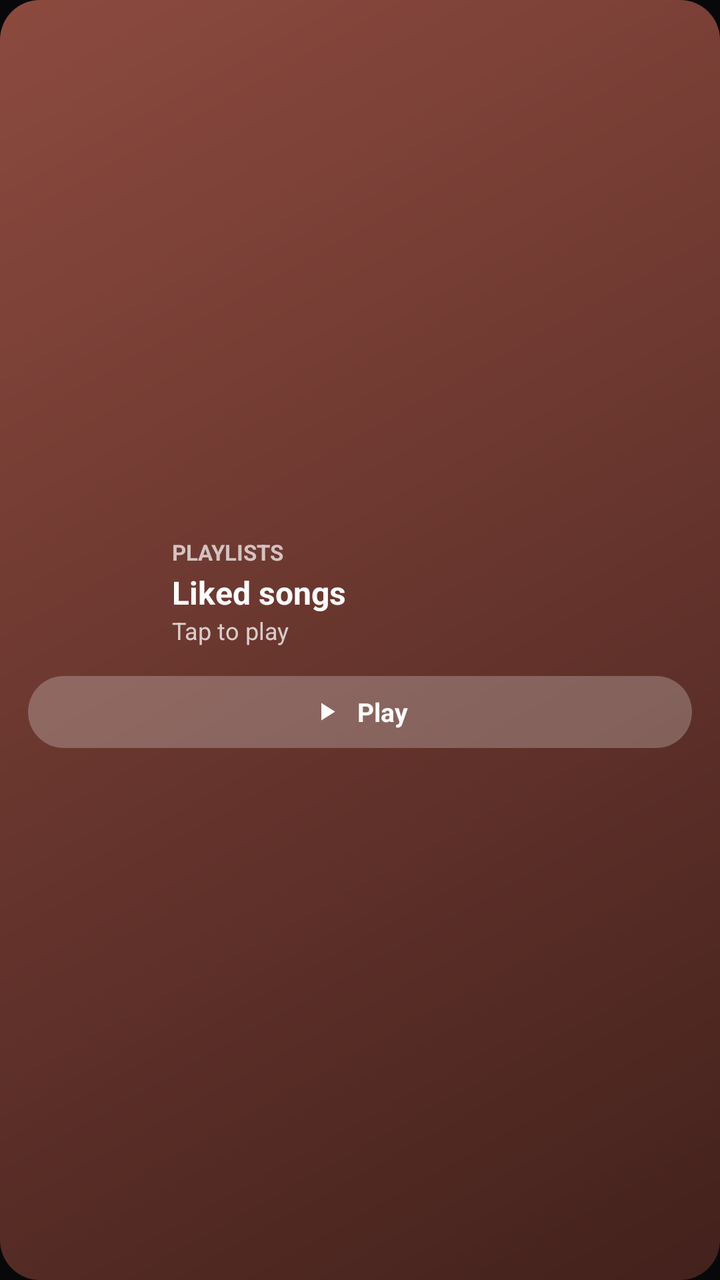
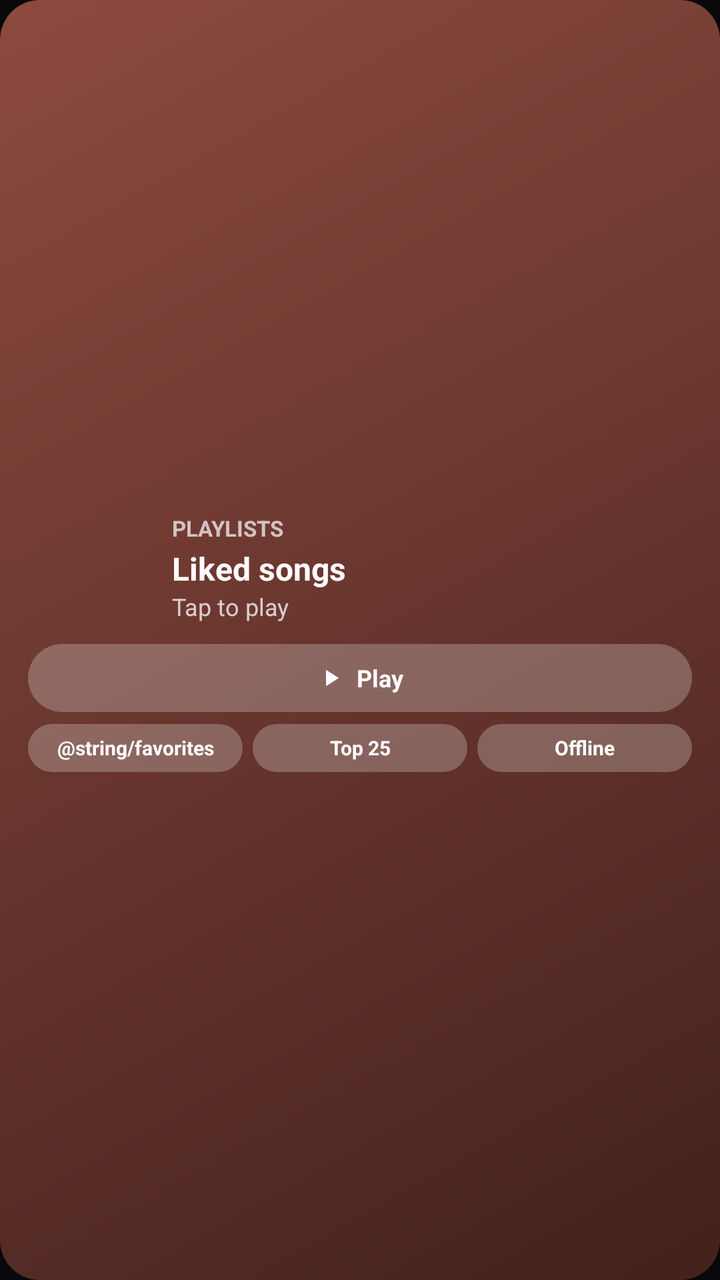

Before-and-after screenshots of an Android layout around one commit, followed by the original layout XML and the change that was made.
<!-- AndroidManifest.xml: application theme Theme.PulseWave -->
<!-- res/layout/widget_playlist.xml -->
<?xml version="1.0" encoding="utf-8"?>
<FrameLayout xmlns:android="http://schemas.android.com/apk/res/android"
    android:id="@android:id/background"
    android:layout_width="match_parent"
    android:layout_height="match_parent"
    android:theme="@style/Theme.Widget.PulseWave">

    <ImageView
        android:id="@+id/widget_playlist_bg"
        android:layout_width="match_parent"
        android:layout_height="match_parent"
        android:scaleType="fitXY"
        android:src="@drawable/widget_card_preview"
        android:contentDescription="@null" />

    <LinearLayout
        android:layout_width="match_parent"
        android:layout_height="match_parent"
        android:orientation="vertical"
        android:padding="14dp"
        android:gravity="center_vertical">

        <LinearLayout
            android:layout_width="match_parent"
            android:layout_height="wrap_content"
            android:orientation="horizontal"
            android:gravity="center_vertical">

            <ImageView
                android:id="@+id/widget_playlist_art"
                android:layout_width="60dp"
                android:layout_height="60dp"
                android:scaleType="centerCrop"
                android:src="@mipmap/ic_launcher"
                android:contentDescription="@string/filter_playlists" />

            <LinearLayout
                android:layout_width="0dp"
                android:layout_height="wrap_content"
                android:layout_weight="1"
                android:layout_marginStart="12dp"
                android:orientation="vertical">

                <TextView
                    android:id="@+id/widget_playlist_label"
                    android:layout_width="wrap_content"
                    android:layout_height="wrap_content"
                    android:text="@string/filter_playlists"
                    android:textSize="11sp"
                    android:textStyle="bold"
                    android:textAllCaps="true"
                    android:alpha="0.7"
                    android:textColor="@color/widget_on_card" />

                <TextView
                    android:id="@+id/widget_playlist_title"
                    android:layout_width="match_parent"
                    android:layout_height="wrap_content"
                    android:layout_marginTop="2dp"
                    android:text="@string/liked_songs"
                    android:textSize="16sp"
                    android:textStyle="bold"
                    android:textColor="@color/widget_on_card"
                    android:maxLines="1"
                    android:ellipsize="end" />

                <TextView
                    android:id="@+id/widget_playlist_subtitle"
                    android:layout_width="match_parent"
                    android:layout_height="wrap_content"
                    android:text="Tap to play"
                    android:textSize="12sp"
                    android:alpha="0.75"
                    android:textColor="@color/widget_on_card"
                    android:maxLines="1"
                    android:ellipsize="end" />
            </LinearLayout>
        </LinearLayout>

        
        <LinearLayout
            android:id="@+id/widget_playlist_play_container"
            android:layout_width="match_parent"
            android:layout_height="36dp"
            android:layout_marginTop="12dp"
            android:orientation="horizontal"
            android:gravity="center"
            android:background="@drawable/widget_pill_scrim_light">

            <ImageView
                android:id="@+id/widget_playlist_play_icon"
                android:layout_width="15dp"
                android:layout_height="15dp"
                android:src="@drawable/ic_widget_play"
                android:contentDescription="@string/widget_play" />

            <TextView
                android:id="@+id/widget_playlist_play_text"
                android:layout_width="wrap_content"
                android:layout_height="wrap_content"
                android:layout_marginStart="8dp"
                android:text="@string/widget_play"
                android:textSize="13sp"
                android:textStyle="bold"
                android:textColor="@color/widget_on_card" />
        </LinearLayout>
    </LinearLayout>
</FrameLayout>
<!-- resources referenced by this layout -->
<resources>
  <color name="widget_on_card">#FFFFFFFF</color>
  <!-- drawable ic_widget_play (drawable) -->
  <vector xmlns:android="http://schemas.android.com/apk/res/android"
      android:height="24dp"
      android:viewportHeight="24"
      android:viewportWidth="24"
      android:width="24dp">
      <path
          android:fillColor="#FFFFFF"
          android:pathData="M8,5v14l11,-7z"/>
  </vector>
  <!-- drawable widget_card_preview (drawable) -->
  <?xml version="1.0" encoding="utf-8"?>
  <shape xmlns:android="http://schemas.android.com/apk/res/android"
      android:shape="rectangle">
      <gradient
          android:angle="315"
          android:startColor="#8C4A3F"
          android:endColor="#43211C"
          android:type="linear" />
      <corners android:radius="20dp" />
  </shape>
  <!-- drawable widget_pill_scrim_light (drawable) -->
  <?xml version="1.0" encoding="utf-8"?>
  <shape xmlns:android="http://schemas.android.com/apk/res/android"
      android:shape="rectangle">
      <solid android:color="#3DFFFFFF" />
      <corners android:radius="999dp" />
  </shape>
  <!-- mipmap ic_launcher (drawable) -->
  <?xml version="1.0" encoding="utf-8"?>
  <adaptive-icon xmlns:android="http://schemas.android.com/apk/res/android">
      <background android:drawable="@color/ic_launcher_background"/>
      <foreground android:drawable="@drawable/ic_launcher_foreground"/>
  </adaptive-icon>
  <string name="filter_playlists">Playlists</string>
  <string name="liked_songs">Liked songs</string>
  <string name="widget_play">Play</string>
  <style name="Theme.Widget.PulseWave" parent="@android:style/Theme.DeviceDefault.DayNight">
          <item name="android:colorBackground">#E6E1E5</item>
      </style>
  <style name="Theme.PulseWave" parent="android:Theme.Material.Light.NoActionBar">
          <item name="android:windowContentOverlay">@null</item>
          <item name="android:windowDrawsSystemBarBackgrounds">true</item>
          <item name="android:windowMinWidthMinor">100%</item>
          <item name="android:windowMinWidthMajor">100%</item>
          <item name="android:windowNoTitle">true</item>
          <item name="android:windowBackground">#08080A</item>
          <item name="android:enforceNavigationBarContrast" tools:ignore="NewApi">false</item>
          <item name="android:statusBarColor">@android:color/transparent</item>
          <item name="android:navigationBarColor">@android:color/transparent</item>
      </style>
  <color name="ic_launcher_background">#000000</color>
  <!-- drawable ic_launcher_foreground: png bitmap (drawable, 28133 bytes) -->
</resources>

<!-- the commit's change to res/layout/widget_playlist.xml (unified diff, before → after) -->
@@ -81,16 +81,16 @@
         <LinearLayout
             android:id="@+id/widget_playlist_play_container"
             android:layout_width="match_parent"
-            android:layout_height="36dp"
-            android:layout_marginTop="12dp"
+            android:layout_height="34dp"
+            android:layout_marginTop="8dp"
             android:orientation="horizontal"
             android:gravity="center"
             android:background="@drawable/widget_pill_scrim_light">
 
             <ImageView
                 android:id="@+id/widget_playlist_play_icon"
-                android:layout_width="15dp"
-                android:layout_height="15dp"
+                android:layout_width="14dp"
+                android:layout_height="14dp"
                 android:src="@drawable/ic_widget_play"
                 android:contentDescription="@string/widget_play" />
 
@@ -98,11 +98,61 @@
                 android:id="@+id/widget_playlist_play_text"
                 android:layout_width="wrap_content"
                 android:layout_height="wrap_content"
-                android:layout_marginStart="8dp"
+                android:layout_marginStart="6dp"
                 android:text="@string/widget_play"
-                android:textSize="13sp"
+                android:textSize="12sp"
                 android:textStyle="bold"
                 android:textColor="@color/widget_on_card" />
         </LinearLayout>
+
+        
+        <LinearLayout
+            android:id="@+id/widget_playlist_chips_container"
+            android:layout_width="match_parent"
+            android:layout_height="wrap_content"
+            android:layout_marginTop="6dp"
+            android:orientation="horizontal"
+            android:gravity="center">
+
+            <TextView
+                android:id="@+id/widget_playlist_chip_liked"
+                android:layout_width="0dp"
+                android:layout_weight="1"
+                android:layout_height="24dp"
+                android:layout_marginEnd="3dp"
+                android:gravity="center"
+                android:text="@string/favorites"
+                android:textSize="10sp"
+                android:textStyle="bold"
+                android:textColor="@color/widget_on_card"
+                android:background="@drawable/widget_pill_scrim_light" />
+
+            <TextView
+                android:id="@+id/widget_playlist_chip_top"
+                android:layout_width="0dp"
+                android:layout_weight="1"
+                android:layout_height="24dp"
+                android:layout_marginStart="2dp"
+                android:layout_marginEnd="2dp"
+                android:gravity="center"
+                android:text="Top 25"
+                android:textSize="10sp"
+                android:textStyle="bold"
+                android:textColor="@color/widget_on_card"
+                android:background="@drawable/widget_pill_scrim_light" />
+
+            <TextView
+                android:id="@+id/widget_playlist_chip_cached"
+                android:layout_width="0dp"
+                android:layout_weight="1"
+                android:layout_height="24dp"
+                android:layout_marginStart="3dp"
+                android:gravity="center"
+                android:text="Offline"
+                android:textSize="10sp"
+                android:textStyle="bold"
+                android:textColor="@color/widget_on_card"
+                android:background="@drawable/widget_pill_scrim_light" />
+        </LinearLayout>
     </LinearLayout>
 </FrameLayout>
